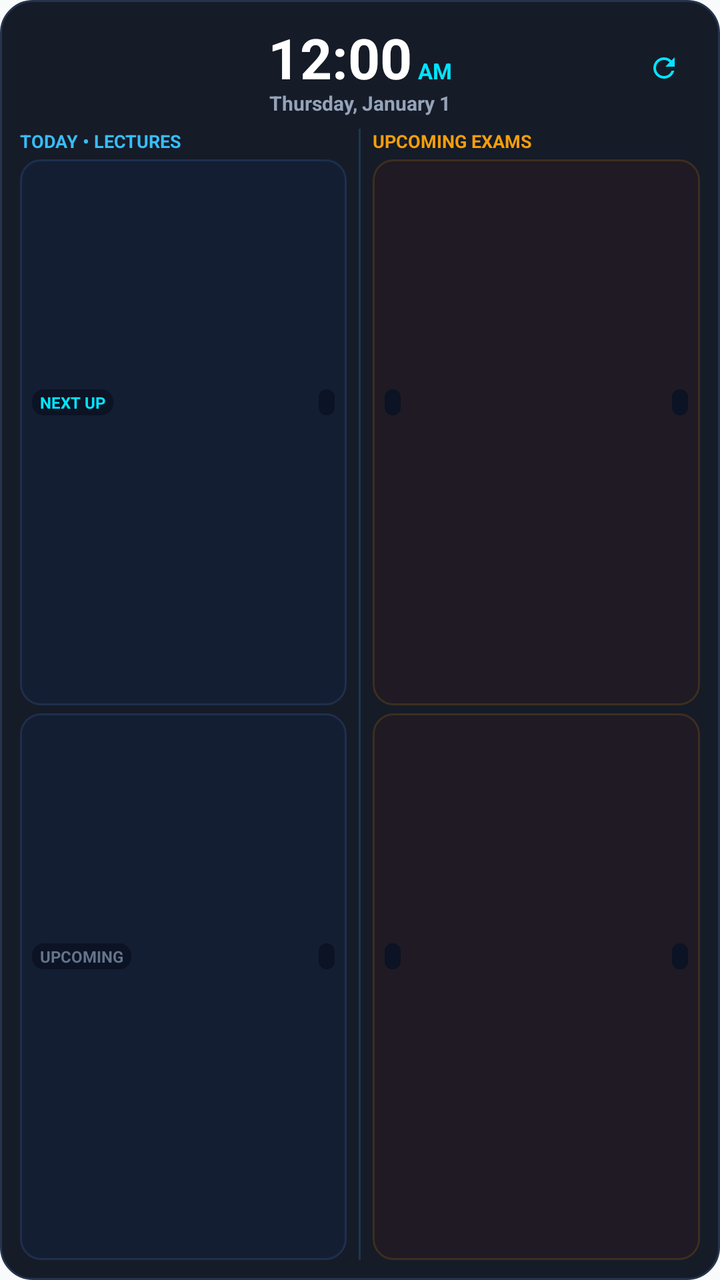
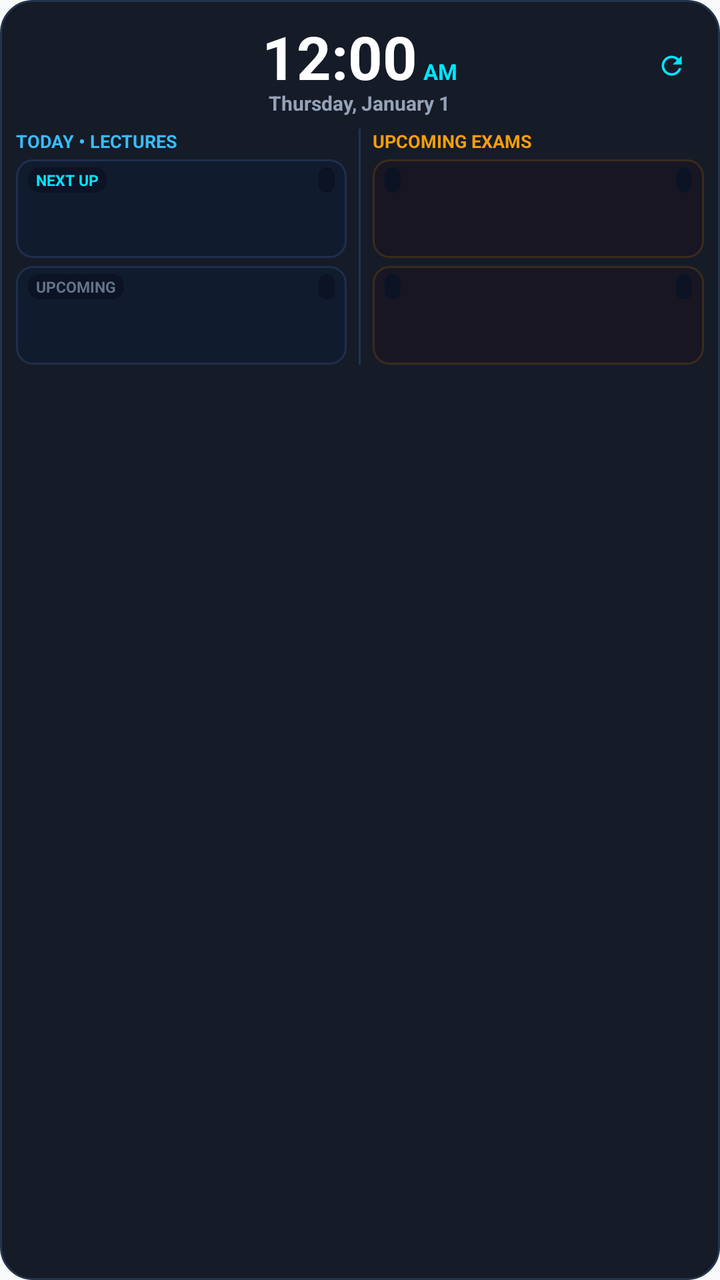

Screens rendered from an Android XML layout before and after an edit, with the pre-edit source and the edit as a unified diff.
<!-- AndroidManifest.xml: application theme Theme.LifeSync -->
<!-- res/layout/widget_academic_hub.xml -->
<?xml version="1.0" encoding="utf-8"?>
<LinearLayout xmlns:android="http://schemas.android.com/apk/res/android"
    android:id="@+id/layoutWidgetRoot"
    android:layout_width="match_parent"
    android:layout_height="match_parent"
    android:background="@drawable/bg_widget_glass_oled"
    android:orientation="vertical"
    android:padding="10dp">

    
    <RelativeLayout
        android:layout_width="match_parent"
        android:layout_height="wrap_content">

        
        <LinearLayout
            android:id="@+id/layoutClockTouchpad"
            android:layout_width="wrap_content"
            android:layout_height="wrap_content"
            android:layout_centerHorizontal="true"
            android:gravity="center"
            android:orientation="vertical">

            <LinearLayout
                android:layout_width="wrap_content"
                android:layout_height="wrap_content"
                android:gravity="bottom"
                android:orientation="horizontal">

                <TextClock
                    android:id="@+id/tcWidgetClock"
                    android:layout_width="wrap_content"
                    android:layout_height="wrap_content"
                    android:format12Hour="h:mm"
                    android:textColor="#FFFFFF"
                    android:textSize="28sp"
                    android:textStyle="bold" />

                <TextClock
                    android:id="@+id/tcWidgetAmPm"
                    android:layout_width="wrap_content"
                    android:layout_height="wrap_content"
                    android:layout_marginStart="3dp"
                    android:format12Hour="a"
                    android:textColor="#00E5FF"
                    android:textSize="11sp"
                    android:textStyle="bold" />
            </LinearLayout>

            <TextClock
                android:id="@+id/tcWidgetDate"
                android:layout_width="wrap_content"
                android:layout_height="wrap_content"
                android:layout_marginTop="-3dp"
                android:format12Hour="EEEE, MMMM d"
                android:textColor="#94A3B8"
                android:textSize="10sp"
                android:textStyle="bold" />
        </LinearLayout>

        
        <FrameLayout
            android:id="@+id/btnWidgetRefreshHitbox"
            android:layout_width="36dp"
            android:layout_height="36dp"
            android:layout_alignParentEnd="true"
            android:layout_centerVertical="true">

            <ImageView
                android:id="@+id/ivWidgetRefreshIcon"
                android:layout_width="16dp"
                android:layout_height="16dp"
                android:layout_gravity="center"
                android:contentDescription="Refresh"
                android:src="@drawable/ic_refresh" />

            <ProgressBar
                android:id="@+id/pbWidgetLoading"
                android:layout_width="16dp"
                android:layout_height="16dp"
                android:layout_gravity="center"
                android:indeterminate="true"
                android:indeterminateTint="#00E5FF"
                android:visibility="gone" />
        </FrameLayout>
    </RelativeLayout>

    
    <LinearLayout
        android:id="@+id/layoutMainGrid"
        android:layout_width="match_parent"
        android:layout_height="0dp"
        android:layout_marginTop="6dp"
        android:layout_weight="1"
        android:baselineAligned="false"
        android:orientation="horizontal">

        
        <LinearLayout
            android:id="@+id/layoutScheduleSection"
            android:layout_width="0dp"
            android:layout_height="match_parent"
            android:layout_weight="1"
            android:orientation="vertical">

            <TextView
                android:id="@+id/tvClassHeader"
                android:layout_width="match_parent"
                android:layout_height="wrap_content"
                android:layout_marginBottom="3dp"
                android:text="TODAY • LECTURES"
                android:textColor="#38BDF8"
                android:textSize="9sp"
                android:textStyle="bold" />

            
            <LinearLayout
                android:id="@+id/rowClass1"
                android:layout_width="match_parent"
                android:layout_height="0dp"
                android:layout_marginBottom="4dp"
                android:layout_weight="1"
                android:background="@drawable/bg_widget_item_class"
                android:gravity="center_vertical"
                android:orientation="vertical"
                android:paddingHorizontal="6dp"
                android:paddingVertical="4dp">

                <LinearLayout
                    android:layout_width="match_parent"
                    android:layout_height="wrap_content"
                    android:gravity="center_vertical"
                    android:orientation="horizontal">

                    <TextView
                        android:id="@+id/tvClass1Badge"
                        android:layout_width="wrap_content"
                        android:layout_height="wrap_content"
                        android:background="@drawable/bg_widget_pill_badge"
                        android:paddingHorizontal="4dp"
                        android:paddingVertical="1dp"
                        android:text="NEXT UP"
                        android:textColor="#00E5FF"
                        android:textSize="8sp"
                        android:textStyle="bold" />

                    <FrameLayout
                        android:layout_width="0dp"
                        android:layout_height="1dp"
                        android:layout_weight="1" />

                    <TextView
                        android:id="@+id/tvClass1Room"
                        android:layout_width="wrap_content"
                        android:layout_height="wrap_content"
                        android:background="@drawable/bg_widget_pill_badge"
                        android:paddingHorizontal="4dp"
                        android:paddingVertical="1dp"
                        android:textColor="#38BDF8"
                        android:textSize="8sp"
                        android:textStyle="bold" />
                </LinearLayout>

                <TextView
                    android:id="@+id/tvClass1Title"
                    android:layout_width="match_parent"
                    android:layout_height="wrap_content"
                    android:layout_marginTop="2dp"
                    android:ellipsize="end"
                    android:maxLines="1"
                    android:textColor="#FFFFFF"
                    android:textSize="11sp"
                    android:textStyle="bold" />

                <TextView
                    android:id="@+id/tvClass1Time"
                    android:layout_width="wrap_content"
                    android:layout_height="wrap_content"
                    android:layout_marginTop="1dp"
                    android:textColor="#94A3B8"
                    android:textSize="9sp" />
            </LinearLayout>

            
            <LinearLayout
                android:id="@+id/rowClass2"
                android:layout_width="match_parent"
                android:layout_height="0dp"
                android:layout_weight="1"
                android:background="@drawable/bg_widget_item_class"
                android:gravity="center_vertical"
                android:orientation="vertical"
                android:paddingHorizontal="6dp"
                android:paddingVertical="4dp">

                <LinearLayout
                    android:layout_width="match_parent"
                    android:layout_height="wrap_content"
                    android:gravity="center_vertical"
                    android:orientation="horizontal">

                    <TextView
                        android:id="@+id/tvClass2Badge"
                        android:layout_width="wrap_content"
                        android:layout_height="wrap_content"
                        android:background="@drawable/bg_widget_pill_badge"
                        android:paddingHorizontal="4dp"
                        android:paddingVertical="1dp"
                        android:text="UPCOMING"
                        android:textColor="#64748B"
                        android:textSize="8sp"
                        android:textStyle="bold" />

                    <FrameLayout
                        android:layout_width="0dp"
                        android:layout_height="1dp"
                        android:layout_weight="1" />

                    <TextView
                        android:id="@+id/tvClass2Room"
                        android:layout_width="wrap_content"
                        android:layout_height="wrap_content"
                        android:background="@drawable/bg_widget_pill_badge"
                        android:paddingHorizontal="4dp"
                        android:paddingVertical="1dp"
                        android:textColor="#38BDF8"
                        android:textSize="8sp"
                        android:textStyle="bold" />
                </LinearLayout>

                <TextView
                    android:id="@+id/tvClass2Title"
                    android:layout_width="match_parent"
                    android:layout_height="wrap_content"
                    android:layout_marginTop="2dp"
                    android:ellipsize="end"
                    android:maxLines="1"
                    android:textColor="#FFFFFF"
                    android:textSize="11sp"
                    android:textStyle="bold" />

                <TextView
                    android:id="@+id/tvClass2Time"
                    android:layout_width="wrap_content"
                    android:layout_height="wrap_content"
                    android:layout_marginTop="1dp"
                    android:textColor="#94A3B8"
                    android:textSize="9sp" />
            </LinearLayout>

            <TextView
                android:id="@+id/tvNoClasses"
                android:layout_width="match_parent"
                android:layout_height="match_parent"
                android:background="@drawable/bg_widget_item_class"
                android:gravity="center"
                android:text="No upcoming lectures"
                android:textColor="#64748B"
                android:textSize="10sp"
                android:visibility="gone" />
        </LinearLayout>

        
        <FrameLayout
            android:id="@+id/vSectionDivider"
            android:layout_width="1dp"
            android:layout_height="match_parent"
            android:layout_marginHorizontal="6dp"
            android:background="#2E38BDF8" />

        
        <LinearLayout
            android:id="@+id/layoutExamSection"
            android:layout_width="0dp"
            android:layout_height="match_parent"
            android:layout_weight="1"
            android:orientation="vertical">

            <TextView
                android:id="@+id/tvExamHeader"
                android:layout_width="match_parent"
                android:layout_height="wrap_content"
                android:layout_marginBottom="3dp"
                android:text="UPCOMING EXAMS"
                android:textColor="#F59E0B"
                android:textSize="9sp"
                android:textStyle="bold" />

            
            <LinearLayout
                android:id="@+id/rowExam1"
                android:layout_width="match_parent"
                android:layout_height="0dp"
                android:layout_marginBottom="4dp"
                android:layout_weight="1"
                android:background="@drawable/bg_widget_item_exam"
                android:gravity="center_vertical"
                android:orientation="vertical"
                android:paddingHorizontal="6dp"
                android:paddingVertical="4dp">

                <LinearLayout
                    android:layout_width="match_parent"
                    android:layout_height="wrap_content"
                    android:gravity="center_vertical"
                    android:orientation="horizontal">

                    <TextView
                        android:id="@+id/tvExam1Badge"
                        android:layout_width="wrap_content"
                        android:layout_height="wrap_content"
                        android:background="@drawable/bg_widget_pill_badge"
                        android:paddingHorizontal="4dp"
                        android:paddingVertical="1dp"
                        android:textColor="#F59E0B"
                        android:textSize="8sp"
                        android:textStyle="bold" />

                    <FrameLayout
                        android:layout_width="0dp"
                        android:layout_height="1dp"
                        android:layout_weight="1" />

                    <TextView
                        android:id="@+id/tvExam1Room"
                        android:layout_width="wrap_content"
                        android:layout_height="wrap_content"
                        android:background="@drawable/bg_widget_pill_badge"
                        android:paddingHorizontal="4dp"
                        android:paddingVertical="1dp"
                        android:textColor="#F59E0B"
                        android:textSize="8sp"
                        android:textStyle="bold" />
                </LinearLayout>

                <TextView
                    android:id="@+id/tvExam1Title"
                    android:layout_width="match_parent"
                    android:layout_height="wrap_content"
                    android:layout_marginTop="2dp"
                    android:ellipsize="end"
                    android:maxLines="1"
                    android:textColor="#FFFFFF"
                    android:textSize="11sp"
                    android:textStyle="bold" />

                <TextView
                    android:id="@+id/tvExam1Time"
                    android:layout_width="wrap_content"
                    android:layout_height="wrap_content"
                    android:layout_marginTop="1dp"
                    android:textColor="#94A3B8"
                    android:textSize="9sp" />
            </LinearLayout>

            
            <LinearLayout
                android:id="@+id/rowExam2"
                android:layout_width="match_parent"
                android:layout_height="0dp"
                android:layout_weight="1"
                android:background="@drawable/bg_widget_item_exam"
                android:gravity="center_vertical"
                android:orientation="vertical"
                android:paddingHorizontal="6dp"
                android:paddingVertical="4dp">

                <LinearLayout
                    android:layout_width="match_parent"
                    android:layout_height="wrap_content"
                    android:gravity="center_vertical"
                    android:orientation="horizontal">

                    <TextView
                        android:id="@+id/tvExam2Badge"
                        android:layout_width="wrap_content"
                        android:layout_height="wrap_content"
                        android:background="@drawable/bg_widget_pill_badge"
                        android:paddingHorizontal="4dp"
                        android:paddingVertical="1dp"
                        android:textColor="#F59E0B"
                        android:textSize="8sp"
                        android:textStyle="bold" />

                    <FrameLayout
                        android:layout_width="0dp"
                        android:layout_height="1dp"
                        android:layout_weight="1" />

                    <TextView
                        android:id="@+id/tvExam2Room"
                        android:layout_width="wrap_content"
                        android:layout_height="wrap_content"
                        android:background="@drawable/bg_widget_pill_badge"
                        android:paddingHorizontal="4dp"
                        android:paddingVertical="1dp"
                        android:textColor="#F59E0B"
                        android:textSize="8sp"
                        android:textStyle="bold" />
                </LinearLayout>

                <TextView
                    android:id="@+id/tvExam2Title"
                    android:layout_width="match_parent"
                    android:layout_height="wrap_content"
                    android:layout_marginTop="2dp"
                    android:ellipsize="end"
                    android:maxLines="1"
                    android:textColor="#FFFFFF"
                    android:textSize="11sp"
                    android:textStyle="bold" />

                <TextView
                    android:id="@+id/tvExam2Time"
                    android:layout_width="wrap_content"
                    android:layout_height="wrap_content"
                    android:layout_marginTop="1dp"
                    android:textColor="#94A3B8"
                    android:textSize="9sp" />
            </LinearLayout>

            <TextView
                android:id="@+id/tvNoExams"
                android:layout_width="match_parent"
                android:layout_height="match_parent"
                android:background="@drawable/bg_widget_item_exam"
                android:gravity="center"
                android:text="All clear! No pending exams"
                android:textColor="#64748B"
                android:textSize="10sp"
                android:visibility="gone" />
        </LinearLayout>
    </LinearLayout>
</LinearLayout>
<!-- resources referenced by this layout -->
<resources>
  <!-- drawable bg_widget_glass_oled (drawable) -->
  <shape xmlns:android="http://schemas.android.com/apk/res/android"
      android:shape="rectangle">
      <solid android:color="#F20A0F1D" />
      <corners android:radius="16dp" />
      <stroke
          android:width="1dp"
          android:color="#24344D" />
  </shape>
  <!-- drawable bg_widget_item_class (drawable) -->
  <shape xmlns:android="http://schemas.android.com/apk/res/android"
      android:shape="rectangle">
      <solid android:color="#141E33" />
      <corners android:radius="10dp" />
      <stroke
          android:width="1dp"
          android:color="#1E2F4D" />
  </shape>
  <!-- drawable bg_widget_item_exam (drawable) -->
  <shape xmlns:android="http://schemas.android.com/apk/res/android"
      android:shape="rectangle">
      <solid android:color="#1F1A24" />
      <corners android:radius="10dp" />
      <stroke
          android:width="1dp"
          android:color="#3D2E1E" />
  </shape>
  <!-- drawable bg_widget_pill_badge (drawable) -->
  <shape xmlns:android="http://schemas.android.com/apk/res/android"
      android:shape="rectangle">
      <solid android:color="#0B1324" />
      <corners android:radius="6dp" />
  </shape>
  <!-- drawable ic_refresh (drawable) -->
  <vector xmlns:android="http://schemas.android.com/apk/res/android"
      android:width="24dp"
      android:height="24dp"
      android:viewportWidth="24"
      android:viewportHeight="24">
      <path
          android:fillColor="#00E5FF"
          android:pathData="M17.65,6.35C16.2,4.9 14.21,4 12,4c-4.42,0 -7.99,3.58 -7.99,8s3.57,8 7.99,8c3.73,0 6.84,-2.55 7.73,-6h-2.08c-0.82,2.33 -3.04,4 -5.65,4 -3.31,0 -6,-2.69 -6,-6s2.69,-6 6,-6c1.66,0 3.14,0.69 4.22,1.78L13,11h7V4l-2.35,2.35z"/>
  </vector>
  <color name="primary">#0284C7</color>
  <color name="primary_variant">#0369A1</color>
  <color name="on_primary">#FFFFFF</color>
  <color name="secondary">#7C3AED</color>
  <color name="secondary_variant">#6D28D9</color>
  <color name="on_secondary">#FFFFFF</color>
  <color name="surface">#FFFFFF</color>
  <color name="text_primary">#0F172A</color>
  <color name="text_secondary">#64748B</color>
  <color name="background">#F8FAFC</color>
  <style name="CardElevationRounded" parent="Widget.MaterialComponents.CardView">
          <item name="cardCornerRadius">22dp</item>
          <item name="cardElevation">2dp</item>
          <item name="strokeWidth">1dp</item>
          <item name="strokeColor">@color/card_stroke</item>
          <item name="cardBackgroundColor">@color/surface_card</item>
      </style>
  <style name="DuoRhythmTextView" parent="android:Widget.TextView">
          <item name="android:lineSpacingExtra">2dp</item>
          <item name="android:fontFamily">sans-serif</item>
          <item name="android:includeFontPadding">true</item>
      </style>
  <style name="DuoRhythmEditText" parent="android:Widget.EditText">
          <item name="android:lineSpacingExtra">2dp</item>
          <item name="android:fontFamily">sans-serif</item>
          <item name="android:includeFontPadding">true</item>
          <item name="android:textColor">@color/text_primary</item>
          <item name="android:textColorHint">@color/text_secondary</item>
      </style>
  <color name="card_stroke">#E2E8F0</color>
  <color name="surface_card">#FFFFFF</color>
  <!-- unchanged entries left out for length: 1 -->
</resources>

<!-- the commit's change to res/layout/widget_academic_hub.xml (unified diff, before → after) -->
@@ -2,10 +2,10 @@
 <LinearLayout xmlns:android="http://schemas.android.com/apk/res/android"
     android:id="@+id/layoutWidgetRoot"
     android:layout_width="match_parent"
-    android:layout_height="match_parent"
+    android:layout_height="wrap_content"
     android:background="@drawable/bg_widget_glass_oled"
     android:orientation="vertical"
-    android:padding="10dp">
+    android:padding="8dp">
 
     
     <RelativeLayout
@@ -33,7 +33,7 @@
                     android:layout_height="wrap_content"
                     android:format12Hour="h:mm"
                     android:textColor="#FFFFFF"
-                    android:textSize="28sp"
+                    android:textSize="30sp"
                     android:textStyle="bold" />
 
                 <TextClock
@@ -51,7 +51,7 @@
                 android:id="@+id/tcWidgetDate"
                 android:layout_width="wrap_content"
                 android:layout_height="wrap_content"
-                android:layout_marginTop="-3dp"
+                android:layout_marginTop="-4dp"
                 android:format12Hour="EEEE, MMMM d"
                 android:textColor="#94A3B8"
                 android:textSize="10sp"
@@ -61,23 +61,23 @@
         
         <FrameLayout
             android:id="@+id/btnWidgetRefreshHitbox"
-            android:layout_width="36dp"
-            android:layout_height="36dp"
+            android:layout_width="32dp"
+            android:layout_height="32dp"
             android:layout_alignParentEnd="true"
             android:layout_centerVertical="true">
 
             <ImageView
                 android:id="@+id/ivWidgetRefreshIcon"
-                android:layout_width="16dp"
-                android:layout_height="16dp"
+                android:layout_width="15dp"
+                android:layout_height="15dp"
                 android:layout_gravity="center"
                 android:contentDescription="Refresh"
                 android:src="@drawable/ic_refresh" />
 
             <ProgressBar
                 android:id="@+id/pbWidgetLoading"
-                android:layout_width="16dp"
-                android:layout_height="16dp"
+                android:layout_width="15dp"
+                android:layout_height="15dp"
                 android:layout_gravity="center"
                 android:indeterminate="true"
                 android:indeterminateTint="#00E5FF"
@@ -89,9 +89,8 @@
     <LinearLayout
         android:id="@+id/layoutMainGrid"
         android:layout_width="match_parent"
-        android:layout_height="0dp"
+        android:layout_height="wrap_content"
         android:layout_marginTop="6dp"
-        android:layout_weight="1"
         android:baselineAligned="false"
         android:orientation="horizontal">
 
@@ -99,7 +98,7 @@
         <LinearLayout
             android:id="@+id/layoutScheduleSection"
             android:layout_width="0dp"
-            android:layout_height="match_parent"
+            android:layout_height="wrap_content"
             android:layout_weight="1"
             android:orientation="vertical">
 
@@ -117,11 +116,9 @@
             <LinearLayout
                 android:id="@+id/rowClass1"
                 android:layout_width="match_parent"
-                android:layout_height="0dp"
+                android:layout_height="wrap_content"
                 android:layout_marginBottom="4dp"
-                android:layout_weight="1"
                 android:background="@drawable/bg_widget_item_class"
-                android:gravity="center_vertical"
                 android:orientation="vertical"
                 android:paddingHorizontal="6dp"
                 android:paddingVertical="4dp">
@@ -141,7 +138,7 @@
                         android:paddingVertical="1dp"
                         android:text="NEXT UP"
                         android:textColor="#00E5FF"
-                        android:textSize="8sp"
+                        android:textSize="7.5sp"
                         android:textStyle="bold" />
 
                     <FrameLayout
@@ -157,7 +154,7 @@
                         android:paddingHorizontal="4dp"
                         android:paddingVertical="1dp"
                         android:textColor="#38BDF8"
-                        android:textSize="8sp"
+                        android:textSize="7.5sp"
                         android:textStyle="bold" />
                 </LinearLayout>
 
@@ -176,19 +173,16 @@
                     android:id="@+id/tvClass1Time"
                     android:layout_width="wrap_content"
                     android:layout_height="wrap_content"
-                    android:layout_marginTop="1dp"
                     android:textColor="#94A3B8"
-                    android:textSize="9sp" />
+                    android:textSize="8.5sp" />
             </LinearLayout>
 
             
             <LinearLayout
                 android:id="@+id/rowClass2"
                 android:layout_width="match_parent"
-                android:layout_height="0dp"
-                android:layout_weight="1"
+                android:layout_height="wrap_content"
                 android:background="@drawable/bg_widget_item_class"
-                android:gravity="center_vertical"
                 android:orientation="vertical"
                 android:paddingHorizontal="6dp"
                 android:paddingVertical="4dp">
@@ -208,7 +202,7 @@
                         android:paddingVertical="1dp"
                         android:text="UPCOMING"
                         android:textColor="#64748B"
-                        android:textSize="8sp"
+                        android:textSize="7.5sp"
                         android:textStyle="bold" />
 
                     <FrameLayout
@@ -224,7 +218,7 @@
                         android:paddingHorizontal="4dp"
                         android:paddingVertical="1dp"
                         android:textColor="#38BDF8"
-                        android:textSize="8sp"
+                        android:textSize="7.5sp"
                         android:textStyle="bold" />
                 </LinearLayout>
 
@@ -243,20 +237,19 @@
                     android:id="@+id/tvClass2Time"
                     android:layout_width="wrap_content"
                     android:layout_height="wrap_content"
-                    android:layout_marginTop="1dp"
                     android:textColor="#94A3B8"
-                    android:textSize="9sp" />
+                    android:textSize="8.5sp" />
             </LinearLayout>
 
             <TextView
                 android:id="@+id/tvNoClasses"
                 android:layout_width="match_parent"
-                android:layout_height="match_parent"
+                android:layout_height="48dp"
                 android:background="@drawable/bg_widget_item_class"
                 android:gravity="center"
                 android:text="No upcoming lectures"
                 android:textColor="#64748B"
-                android:textSize="10sp"
+                android:textSize="9.5sp"
                 android:visibility="gone" />
         </LinearLayout>
 
@@ -272,7 +265,7 @@
         <LinearLayout
             android:id="@+id/layoutExamSection"
             android:layout_width="0dp"
-            android:layout_height="match_parent"
+            android:layout_height="wrap_content"
             android:layout_weight="1"
             android:orientation="vertical">
 
@@ -290,11 +283,9 @@
             <LinearLayout
                 android:id="@+id/rowExam1"
                 android:layout_width="match_parent"
-                android:layout_height="0dp"
+                android:layout_height="wrap_content"
                 android:layout_marginBottom="4dp"
-                android:layout_weight="1"
                 android:background="@drawable/bg_widget_item_exam"
-                android:gravity="center_vertical"
                 android:orientation="vertical"
                 android:paddingHorizontal="6dp"
                 android:paddingVertical="4dp">
@@ -313,7 +304,7 @@
                         android:paddingHorizontal="4dp"
                         android:paddingVertical="1dp"
                         android:textColor="#F59E0B"
-                        android:textSize="8sp"
+                        android:textSize="7.5sp"
                         android:textStyle="bold" />
 
                     <FrameLayout
@@ -329,7 +320,7 @@
                         android:paddingHorizontal="4dp"
                         android:paddingVertical="1dp"
                         android:textColor="#F59E0B"
-                        android:textSize="8sp"
+                        android:textSize="7.5sp"
                         android:textStyle="bold" />
                 </LinearLayout>
 
@@ -348,19 +339,16 @@
                     android:id="@+id/tvExam1Time"
                     android:layout_width="wrap_content"
                     android:layout_height="wrap_content"
-                    android:layout_marginTop="1dp"
                     android:textColor="#94A3B8"
-                    android:textSize="9sp" />
+                    android:textSize="8.5sp" />
             </LinearLayout>
 
             
             <LinearLayout
                 android:id="@+id/rowExam2"
                 android:layout_width="match_parent"
-                android:layout_height="0dp"
-                android:layout_weight="1"
+                android:layout_height="wrap_content"
                 android:background="@drawable/bg_widget_item_exam"
-                android:gravity="center_vertical"
                 android:orientation="vertical"
                 android:paddingHorizontal="6dp"
                 android:paddingVertical="4dp">
@@ -379,7 +367,7 @@
                         android:paddingHorizontal="4dp"
                         android:paddingVertical="1dp"
                         android:textColor="#F59E0B"
-                        android:textSize="8sp"
+                        android:textSize="7.5sp"
                         android:textStyle="bold" />
 
                     <FrameLayout
@@ -395,7 +383,7 @@
                         android:paddingHorizontal="4dp"
                         android:paddingVertical="1dp"
                         android:textColor="#F59E0B"
-                        android:textSize="8sp"
+                        android:textSize="7.5sp"
                         android:textStyle="bold" />
                 </LinearLayout>
 
@@ -414,20 +402,19 @@
                     android:id="@+id/tvExam2Time"
                     android:layout_width="wrap_content"
                     android:layout_height="wrap_content"
-                    android:layout_marginTop="1dp"
                     android:textColor="#94A3B8"
-                    android:textSize="9sp" />
+                    android:textSize="8.5sp" />
             </LinearLayout>
 
             <TextView
                 android:id="@+id/tvNoExams"
                 android:layout_width="match_parent"
-                android:layout_height="match_parent"
+                android:layout_height="48dp"
                 android:background="@drawable/bg_widget_item_exam"
                 android:gravity="center"
                 android:text="All clear! No pending exams"
                 android:textColor="#64748B"
-                android:textSize="10sp"
+                android:textSize="9.5sp"
                 android:visibility="gone" />
         </LinearLayout>
     </LinearLayout>
<!-- resource entries referenced after the edit -->
@@ -12,20 +12,20 @@
   <!-- drawable bg_widget_item_class (drawable) -->
   <shape xmlns:android="http://schemas.android.com/apk/res/android"
       android:shape="rectangle">
-      <solid android:color="#141E33" />
-      <corners android:radius="10dp" />
+      <solid android:color="#D9111C30" />
+      <corners android:radius="8dp" />
       <stroke
           android:width="1dp"
-          android:color="#1E2F4D" />
+          android:color="#1F2F4D" />
   </shape>
   <!-- drawable bg_widget_item_exam (drawable) -->
   <shape xmlns:android="http://schemas.android.com/apk/res/android"
       android:shape="rectangle">
-      <solid android:color="#1F1A24" />
-      <corners android:radius="10dp" />
+      <solid android:color="#D91A1624" />
+      <corners android:radius="8dp" />
       <stroke
           android:width="1dp"
-          android:color="#3D2E1E" />
+          android:color="#3A2C1C" />
   </shape>
   <!-- drawable bg_widget_pill_badge (drawable) -->
   <shape xmlns:android="http://schemas.android.com/apk/res/android"
